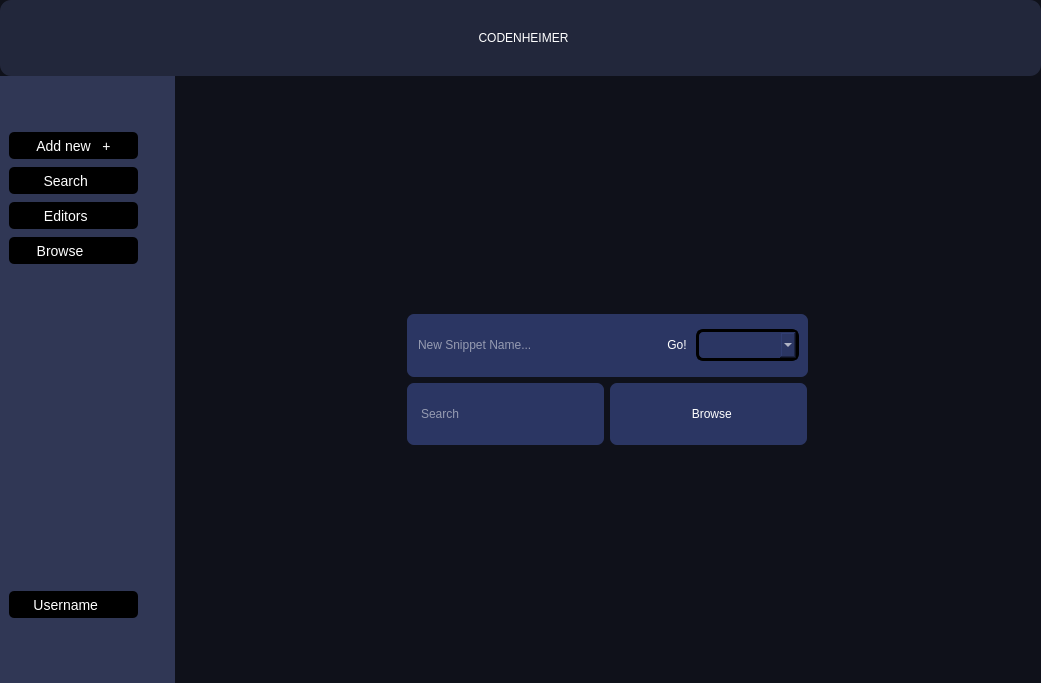
First picture: the form in mainwindow.ui, repository Deatrax/codenheimer, before the edit.
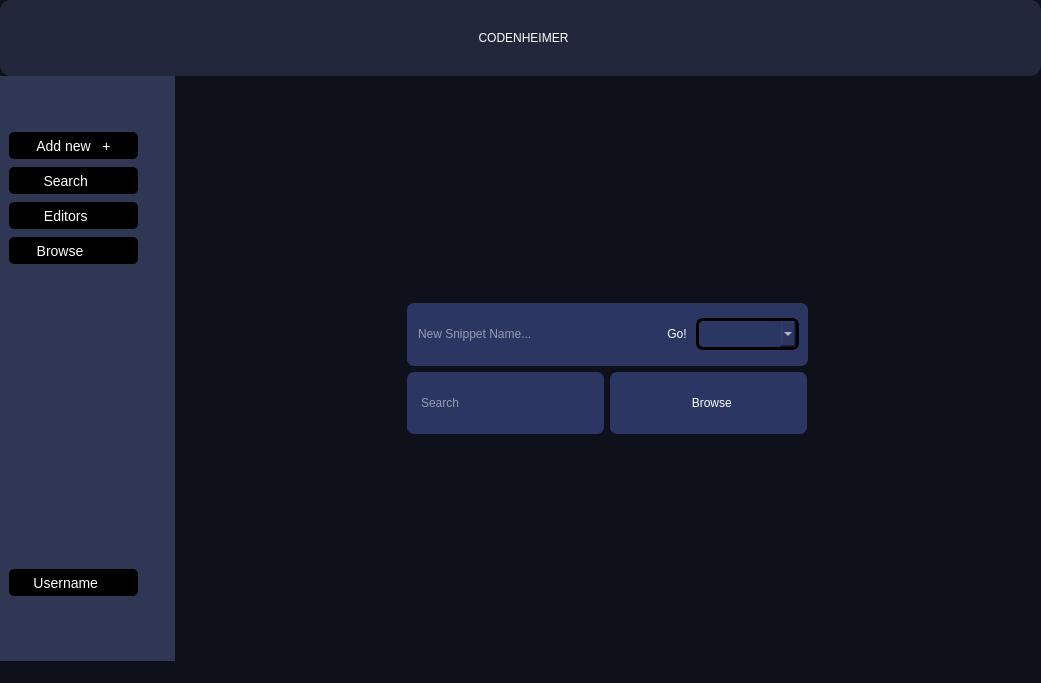
Second picture: the form after the edit. Icons and pictures are not drawn.

Commit message: copy button in the editor now works, snippet is added to the vault before editor now, copying from the editor now updates snippet's file and copies to clipboard

What changed in the file:
```diff
--- a/mainwindow.ui
+++ b/mainwindow.ui
@@ -1029,6 +1029,7 @@
     </item>
    </layout>
   </widget>
+  <widget class="QStatusBar" name="statusBar"/>
  </widget>
  <resources/>
  <connections/>
```
The commit also changes 3 other files.
